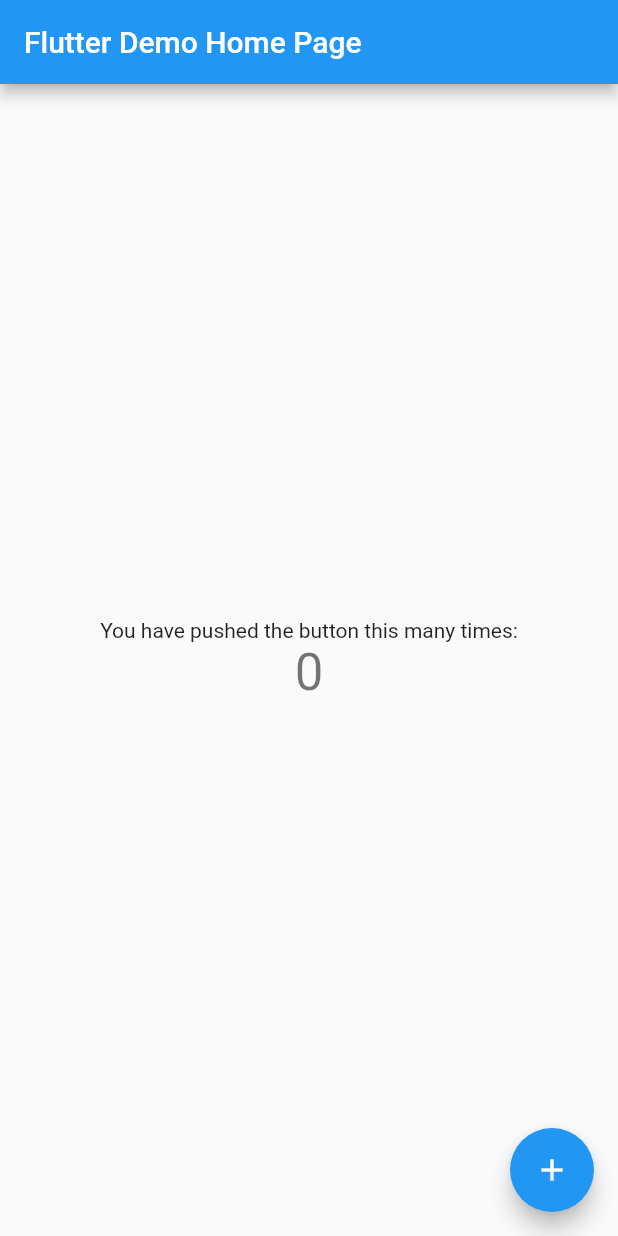
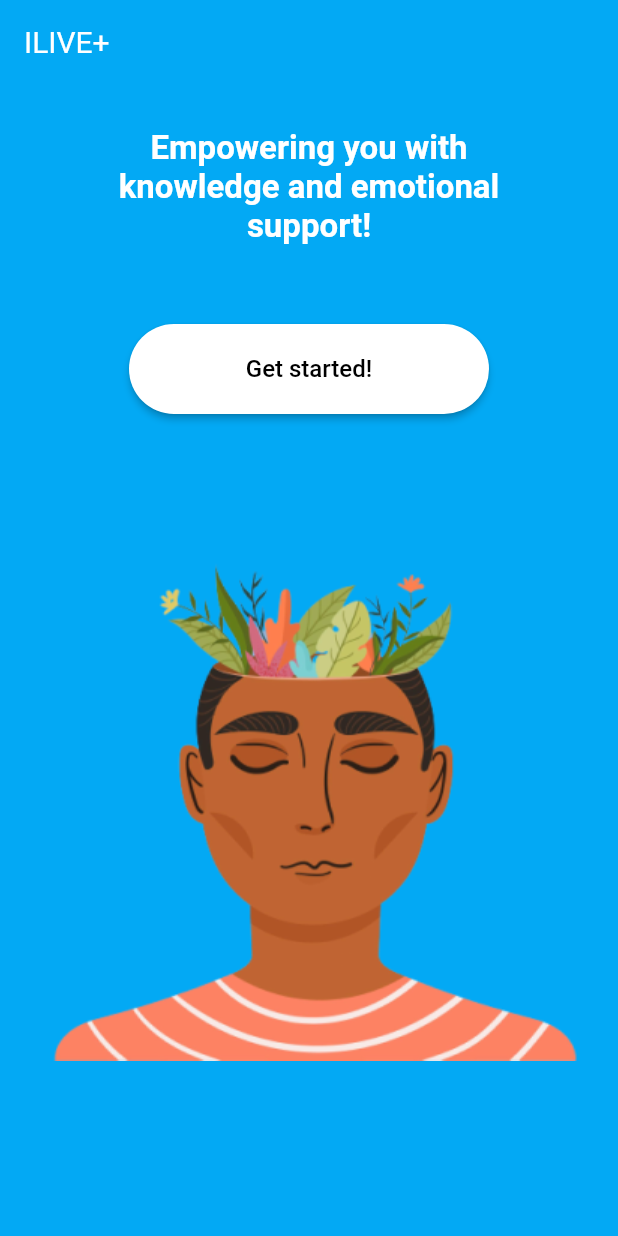
Before and after one commit to Hotcat-Technologies/hiv-tracker, a Flutter app: the screen it shows after launch, on a phone screen of 412 x 824 dp. Run offline on Flutter 3.47's test engine with Material 2 defaults, Android fonts, the phone set to English and light mode, and no system bars.

Commit message:
created start page

```diff
--- a/lib/main.dart
+++ b/lib/main.dart
@@ -1,4 +1,5 @@
 import 'package:flutter/material.dart';
+import 'package:hiv_tracker/screens/start_page.dart';
 
 void main() {
   runApp(const MyApp());
@@ -22,9 +23,9 @@ class MyApp extends StatelessWidget {
         // or simply save your changes to "hot reload" in a Flutter IDE).
         // Notice that the counter didn't reset back to zero; the application
         // is not restarted.
-        primarySwatch: Colors.blue,
+        primarySwatch: Colors.lightBlue,
       ),
-      home: const MyHomePage(title: 'Flutter Demo Home Page'),
+      home: const Start(),
     );
   }
 }
--- /dev/null
+++ b/lib/screens/start_page.dart
@@ -0,0 +1,88 @@
+import 'package:flutter/cupertino.dart';
+import 'package:flutter/material.dart';
+
+class Start extends StatefulWidget {
+  const Start({Key? key}) : super(key: key);
+
+  @override
+  State<Start> createState() => _StartState();
+}
+
+class _StartState extends State<Start> {
+  @override
+  Widget build(BuildContext context) {
+    return Scaffold(
+      backgroundColor: Colors.lightBlue,
+      appBar: AppBar(
+        title: const Text(
+          'ILIVE+',
+          style: TextStyle(
+              fontWeight: FontWeight.normal,
+              color: Colors.white,
+          ),
+        ),
+        elevation: 0,
+      ),
+      body: SafeArea(
+        child: Container(
+          padding: const EdgeInsets.all(10),
+          child: Column(
+            children: [
+              Container(
+                width: 300,
+                margin: const EdgeInsets.all(20),
+                child: Column(
+                  children: const [
+                    Text(
+                      'Empowering you with knowledge and emotional support!',
+                      textAlign: TextAlign.center,
+                      style: TextStyle(
+                          color: Colors.white,
+                          fontSize: 22,
+                          fontWeight: FontWeight.bold
+                      ),
+                    ),
+                  ],
+                ),
+              ),
+              Column(
+                children: [
+                  Center(
+                    child: Container(
+                      height: 60,
+                      width: 240,
+                      margin: const EdgeInsets.all(32),
+                      child: ElevatedButton(
+                        style: ElevatedButton.styleFrom(
+                          backgroundColor: Colors.white,
+                          shape: RoundedRectangleBorder(
+                            borderRadius: BorderRadius.circular(30.0),
+                          ),
+                        ),
+                        onPressed: () {},
+                        child: const Text(
+                          'Get started!',
+                          style: TextStyle(
+                              color: Colors.black,
+                              fontSize: 16,
+                          ),
+                        ),
+                      ),
+                    ),
+                  ),
+                ],
+              ),
+              Column(
+                children: [
+                  Image.asset(
+                      'assets/images/start_page.png',
+                  )
+                ],
+              ),
+            ],
+          ),
+        ),
+      ),
+    );
+  }
+}
--- a/pubspec.yaml
+++ b/pubspec.yaml
@@ -57,6 +57,8 @@ flutter:
   # included with your application, so that you can use the icons in
   # the material Icons class.
   uses-material-design: true
+  assets:
+    - assets/images/
 
   # To add assets to your application, add an assets section, like this:
   # assets:
```
Also changed, not shown: assets/images/start_page.png (added).
